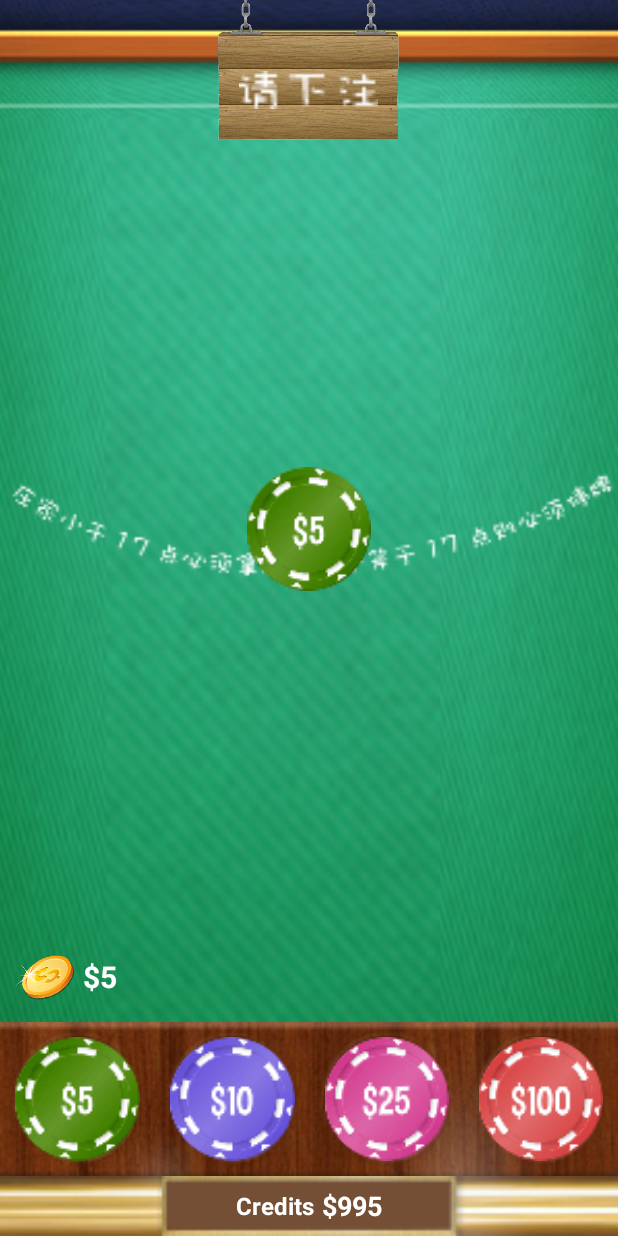
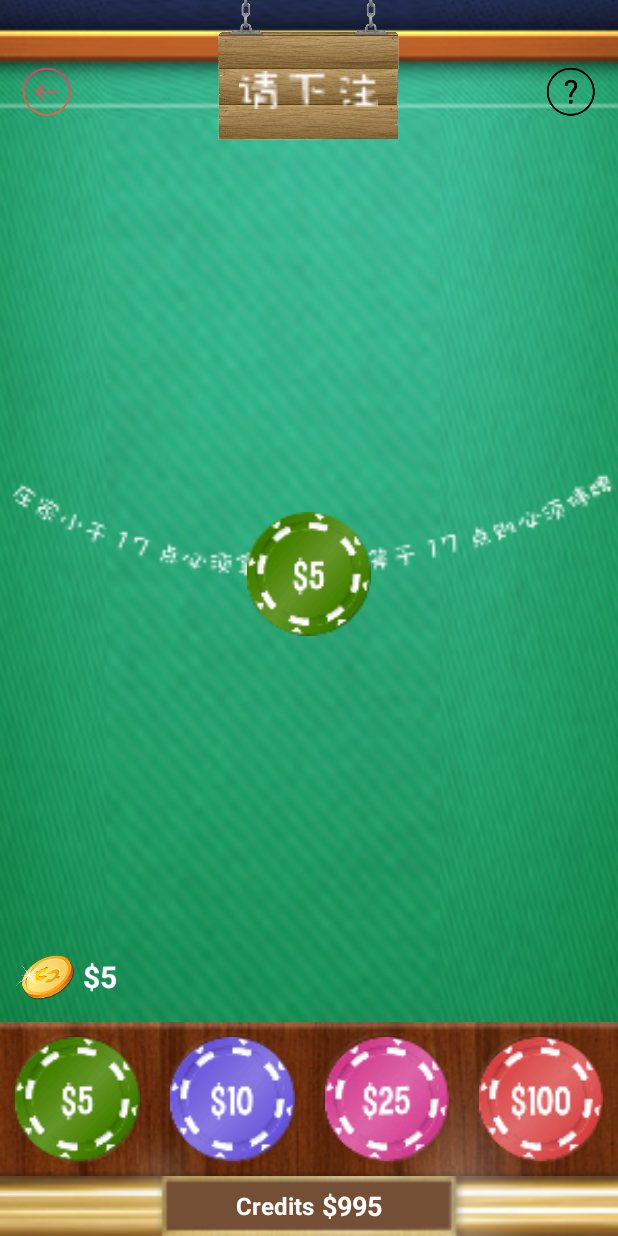
Before and after one commit to ahong222/happy21, an Android app: the MainActivity screen opened directly, with no data from a screen before it, after a tap on an icon or button, on a phone screen of 412 x 824 dp. Run offline under Robolectric (Android 15) with nearby library versions, the phone set to English and light mode, and no system bars.

Commit message:
增加帮助页面

```diff
--- a/app/build.gradle
+++ b/app/build.gradle
@@ -9,7 +9,7 @@ android {
     defaultConfig {
         applicationId "xin.kotlin.happy21"
         minSdkVersion 21
-        targetSdkVersion 21
+        targetSdkVersion 23
         versionCode 1
         versionName "1.0"
 
@@ -68,6 +68,7 @@ dependencies {
     compile "org.jetbrains.kotlin:kotlin-stdlib-jre7:$kotlin_version"
     compile 'com.google.code.gson:gson:2.8.0'
 
+    compile 'com.android.support.constraint:constraint-layout:1.0.2'
 }
 repositories {
     mavenCentral()
--- a/app/src/main/AndroidManifest.xml
+++ b/app/src/main/AndroidManifest.xml
@@ -33,6 +33,7 @@
                 <category android:name="android.intent.category.LAUNCHER" />
             </intent-filter>
         </activity>
+        <activity android:name=".HelpActivity" android:theme="@style/Theme.AppCompat.Dialog"></activity>
     </application>
 
 </manifest>
--- a/app/src/main/java/xin/kotlin/happy21/CommonUtils.kt
+++ b/app/src/main/java/xin/kotlin/happy21/CommonUtils.kt
@@ -98,7 +98,7 @@ class CommonUtils {
                     ScaleAnimation.RELATIVE_TO_SELF, 0.5f, ScaleAnimation.RELATIVE_TO_SELF, 0.5f)
         }
 
-        fun playHideViewAndShowViewFromTop(view: View, marginTop: Float, delay: Long, callback:View.OnClickListener?) {
+        fun playHideViewAndShowViewFromTop(view: View, marginTop: Float, delay: Long, callback: View.OnClickListener?) {
             var hideAnimation = CommonUtils.getAnimationHideToTop(marginTop)
             hideAnimation.duration = 0
             hideAnimation.fillAfter = true
@@ -107,7 +107,7 @@ class CommonUtils {
                     var showAnimation = CommonUtils.getAnimationShowFromTop(marginTop)
                     showAnimation.duration = 500
                     showAnimation.fillAfter = true
-                    showAnimation.setAnimationListener(object :Animation.AnimationListener{
+                    showAnimation.setAnimationListener(object : Animation.AnimationListener {
                         override fun onAnimationEnd(animation: Animation?) {
                             callback?.onClick(view)
                         }
--- a/app/src/main/java/xin/kotlin/happy21/HelpView.kt
+++ b/app/src/main/java/xin/kotlin/happy21/HelpView.kt
@@ -12,13 +12,10 @@ import kotlinx.android.synthetic.main.help_layout.view.*
 class HelpView : FrameLayout {
     constructor(context: Context?, attrs: AttributeSet?) : super(context, attrs) {
         View.inflate(context,R.layout.help_layout, this)
-
-
     }
 
     fun setItemClickListener(onClickListener: OnClickListener) {
         back.setOnClickListener(onClickListener)
-        switchVoice.setOnClickListener(onClickListener)
         help.setOnClickListener(onClickListener)
     }
 }
--- a/app/src/main/java/xin/kotlin/happy21/game/card/CardView.kt
+++ b/app/src/main/java/xin/kotlin/happy21/game/card/CardView.kt
@@ -250,10 +250,8 @@ class CardView : FrameLayout {
     fun onSplit(card: Int) {
         var view = userCardsLayout.getChildAt(2)
         userCardsLayout.removeView(view)
-        //TODO  update userCardsLayout
+
         userCardsLayout2.visibility = View.VISIBLE
-//        userCardsLayout2.addView(view)
-
         setUserCard(userCardsLayout2, arrayListOf(card), null)
     }
 }
--- a/app/src/main/java/xin/kotlin/happy21/game/coin/CoinView.kt
+++ b/app/src/main/java/xin/kotlin/happy21/game/coin/CoinView.kt
@@ -88,11 +88,11 @@ class CoinView : FrameLayout {
         var coinViewHeight = getCoinViewHeight()
         var betCoinTop = userCardCenterY - coinViewHeight / 2
         animatorSet.duration = 500
-        var targetTranslation = (userBetHintCenterY - userCardCenterY - coinViewHeight*targetScale/2).toFloat()
+        var targetTranslation = (userBetHintCenterY - userCardCenterY - coinViewHeight * targetScale / 2).toFloat()
         animatorSet.playTogether(ObjectAnimator.ofFloat(betCoin, "translationY", 0F, targetTranslation))
         animatorSet.playTogether(ObjectAnimator.ofFloat(betCoin, "scaleX", 1F, targetScale))
         animatorSet.playTogether(ObjectAnimator.ofFloat(betCoin, "scaleY", 1F, targetScale))
-        animatorSet.addListener(object:AnimatorListenerAdapter(){
+        animatorSet.addListener(object : AnimatorListenerAdapter() {
             override fun onAnimationStart(animation: Animator?) {
                 betCoin.removeClickCoinListener()
             }
--- a/app/src/main/res/layout/activity_main.xml
+++ b/app/src/main/res/layout/activity_main.xml
@@ -12,8 +12,7 @@
     <xin.kotlin.happy21.HelpView
         android:id="@+id/helpView"
         android:layout_width="match_parent"
-        android:layout_height="match_parent"
-        android:visibility="gone"/>
+        android:layout_height="match_parent"/>
 
 
 </FrameLayout>
--- a/app/src/main/res/layout/card_layout.xml
+++ b/app/src/main/res/layout/card_layout.xml
@@ -11,7 +11,7 @@
         android:layout_width="wrap_content"
         android:layout_height="wrap_content"
         android:layout_gravity="center_horizontal"
-        android:layout_marginTop="90dp"
+        android:layout_marginTop="120dp"
         android:clipChildren="false"
         android:orientation="horizontal" />
 
--- a/app/src/main/res/layout/help_layout.xml
+++ b/app/src/main/res/layout/help_layout.xml
@@ -1,27 +1,25 @@
 <?xml version="1.0" encoding="utf-8"?>
-<LinearLayout xmlns:android="http://schemas.android.com/apk/res/android"
-    android:orientation="vertical" android:layout_width="match_parent"
-    android:layout_height="match_parent">
+<RelativeLayout xmlns:android="http://schemas.android.com/apk/res/android"
+    android:layout_width="match_parent"
+    android:layout_height="match_parent"
+    android:orientation="horizontal">
 
-    <Button
+    <ImageView
         android:id="@+id/back"
         android:layout_width="wrap_content"
         android:layout_height="wrap_content"
-        android:text="返回"/>
-    <LinearLayout
+        android:layout_marginLeft="15dp"
+        android:layout_marginTop="45dp"
+        android:src="@drawable/back" />
+
+    <ImageView
+        android:id="@+id/help"
         android:layout_width="wrap_content"
         android:layout_height="wrap_content"
-        android:orientation="vertical">
-        <Button
-            android:id="@+id/switchVoice"
-            android:layout_width="wrap_content"
-            android:layout_height="wrap_content"
-            android:text="声音"/>
-        <Button
-            android:id="@+id/help"
-            android:layout_width="wrap_content"
-            android:layout_height="wrap_content"
-            android:text="帮助"/>
-    </LinearLayout>
+        android:layout_alignParentRight="true"
+        android:layout_gravity="right"
+        android:layout_marginRight="15dp"
+        android:layout_marginTop="45dp"
+        android:src="@drawable/help" />
 
-</LinearLayout>
+</RelativeLayout>
--- a/app/src/main/res/values/colors.xml
+++ b/app/src/main/res/values/colors.xml
@@ -19,4 +19,5 @@
 
     <color name="half_back">#50000000</color>
     <color name="transparent">#00000000</color>
+    <drawable name="transparent">#00000000</drawable>
 </resources>
--- a/app/src/main/res/values/styles.xml
+++ b/app/src/main/res/values/styles.xml
@@ -6,6 +6,19 @@
         <item name="colorPrimary">@color/colorPrimary</item>
         <item name="colorPrimaryDark">@color/colorPrimaryDark</item>
         <item name="colorAccent">@color/colorAccent</item>
+
+        <!--透明状态栏-->
+        <item name="android:windowTranslucentStatus">true</item>
+        <!--透明导航栏-->
+        <item name="android:windowTranslucentNavigation">true</item>
+        <!--使状态栏，导航栏可绘制-->
+        <item name="android:windowDrawsSystemBarBackgrounds">true</item>
     </style>
 
+    <style name="TransparentDialog" parent="@android:style/Theme.Dialog">
+        <item name="android:windowBackground">@drawable/transparent</item>
+        <item name="android:windowFrame">@null</item>
+        <item name="android:windowIsTranslucent">true</item>
+        <item name="android:backgroundDimEnabled">true</item>
+    </style>
 </resources>
```
Also changed, not shown: app/src/main/java/xin/kotlin/happy21/CustomVideoView.kt (deleted, +0 -33 lines), app/src/main/java/xin/kotlin/happy21/MainActivity.kt (+9 -7 lines), app/src/main/java/xin/kotlin/happy21/MediaManager.kt (+6 -7 lines), app/src/main/java/xin/kotlin/happy21/WelcomeActivity.kt (+10 -11 lines), app/src/main/res/layout/dialog_help.xml (added, +46 -0 lines), app/src/main/res/values/strings.xml (+23 -0 lines), app/src/main/res/drawable-xxhdpi/back.png (added), app/src/main/res/drawable-xxhdpi/dialog_bg.9.png (added), app/src/main/res/drawable-xxhdpi/help.png (added), 1 other file.
